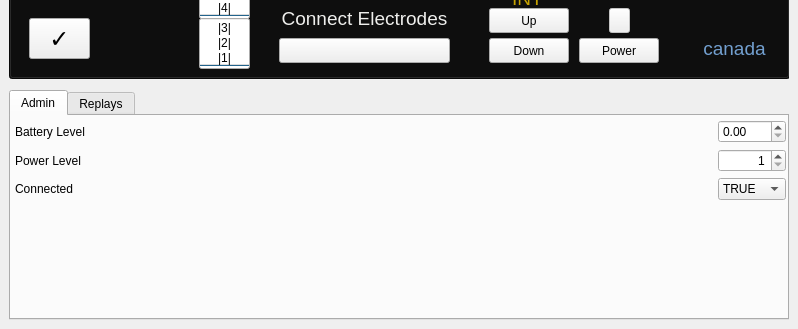
This is OasisProSim/mainwindow.ui in Cole-Kaufman-1/OasisProSim as Qt 5 draws it before an edit; both pictures show x 0 to 798 and y 271 to 600 of the 798 by 600 pixel window. The edited form follows.
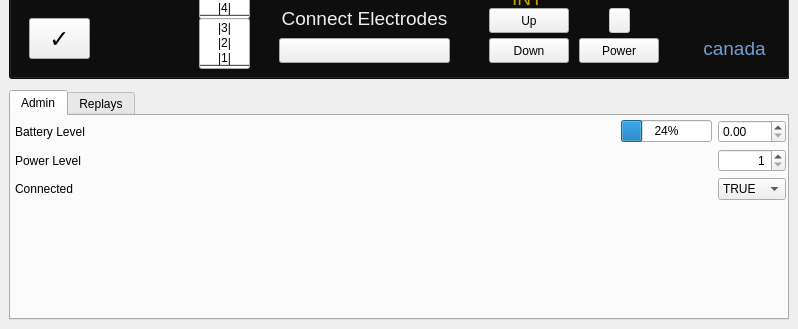
This is the edited form. The open tabs and pages were chosen to show the change.

Commit message: power on and off use cases

Diff of the .ui file:
```diff
--- a/OasisProSim/mainwindow.ui
+++ b/OasisProSim/mainwindow.ui
@@ -725,7 +725,7 @@
     <item>
      <widget class="QTabWidget" name="tabWidget">
       <property name="currentIndex">
-       <number>1</number>
+       <number>0</number>
       </property>
       <widget class="QWidget" name="adminTab">
        <attribute name="title">
@@ -754,21 +754,7 @@
           <number>5</number>
          </property>
          <item>
-          <layout class="QGridLayout" name="adminTabGridLayout" columnstretch="1,0">
-           <item row="2" column="0">
-            <widget class="QLabel" name="adminConnectedLabel">
-             <property name="text">
-              <string>Connected</string>
-             </property>
-            </widget>
-           </item>
-           <item row="1" column="0">
-            <widget class="QLabel" name="adminPowerLevelLabel">
-             <property name="text">
-              <string>Power Level</string>
-             </property>
-            </widget>
-           </item>
+          <layout class="QGridLayout" name="adminTabGridLayout" columnstretch="1,0,0">
            <item row="0" column="0">
             <widget class="QLabel" name="adminBatteryLevelLabel">
              <property name="text">
@@ -776,13 +762,24 @@
              </property>
             </widget>
            </item>
-           <item row="0" column="1">
-            <widget class="QDoubleSpinBox" name="adminBatteryLevelSpinBox"/>
+           <item row="1" column="0">
+            <widget class="QLabel" name="adminPowerLevelLabel">
+             <property name="text">
+              <string>Power Level</string>
+             </property>
+            </widget>
            </item>
-           <item row="2" column="1">
+           <item row="2" column="0">
+            <widget class="QLabel" name="adminConnectedLabel">
+             <property name="text">
+              <string>Connected</string>
+             </property>
+            </widget>
+           </item>
+           <item row="2" column="2">
             <widget class="QComboBox" name="adminConnectedComboBox">
              <property name="currentText">
-              <string>FALSE</string>
+              <string>TRUE</string>
              </property>
              <item>
               <property name="text">
@@ -796,7 +793,10 @@
              </item>
             </widget>
            </item>
-           <item row="1" column="1">
+           <item row="0" column="2">
+            <widget class="QDoubleSpinBox" name="adminBatteryLevelSpinBox"/>
+           </item>
+           <item row="1" column="2">
             <widget class="QSpinBox" name="adminPowerLevelspinBox">
              <property name="alignment">
               <set>Qt::AlignRight|Qt::AlignTrailing|Qt::AlignVCenter</set>
@@ -809,6 +809,13 @@
              </property>
             </widget>
            </item>
+           <item row="0" column="1">
+            <widget class="QProgressBar" name="batteryLifeBar">
+             <property name="value">
+              <number>24</number>
+             </property>
+            </widget>
+           </item>
           </layout>
          </item>
          <item>
```
The commit also changes 11 other files.
